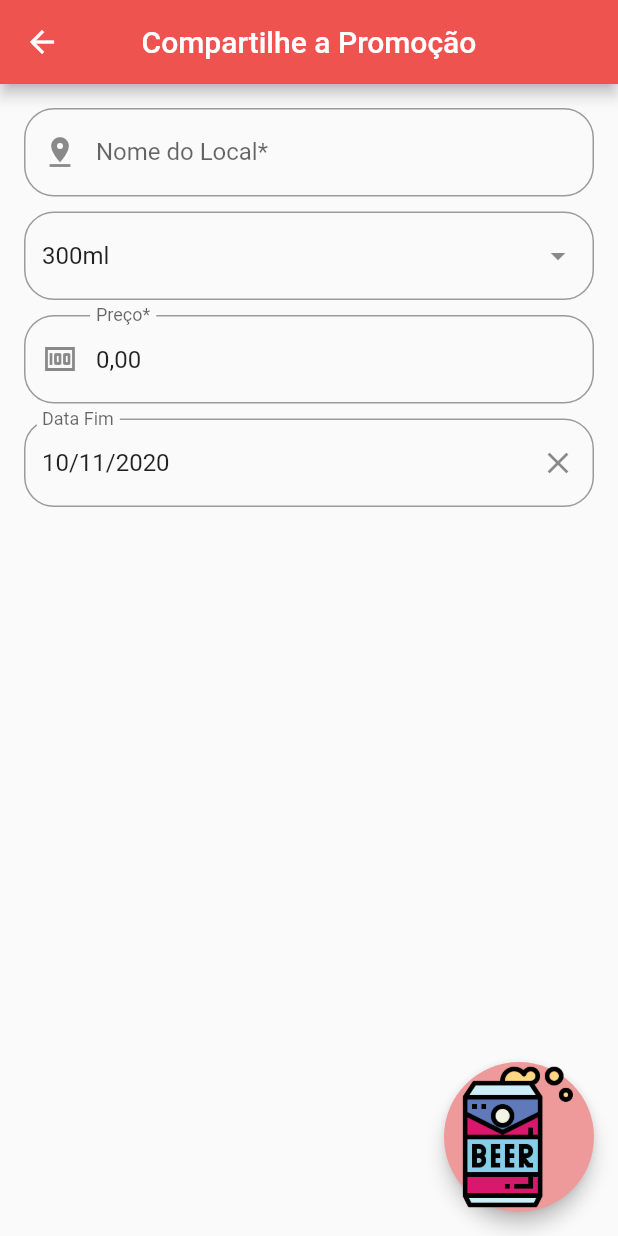
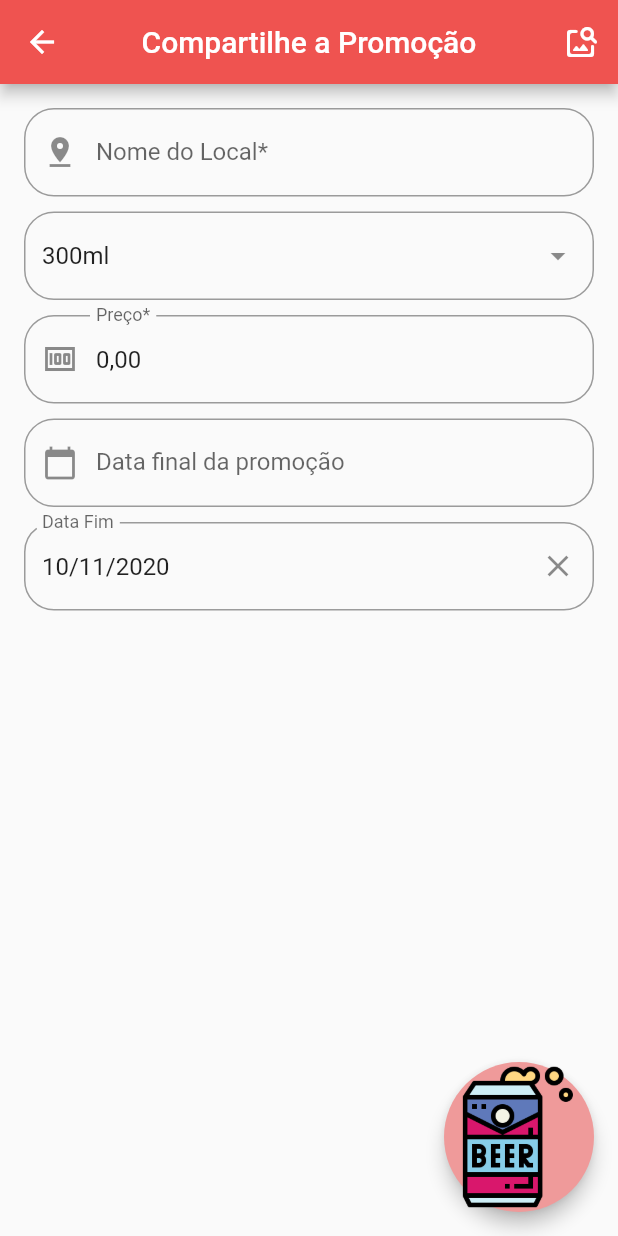
Before and after one commit to kheronn/bora_bebe, a Flutter app: the CadBera screen opened directly, on a phone screen of 412 x 824 dp. Run offline on Flutter 3.47's test engine with Material 2 defaults, Android fonts, the light colour scheme and no system bars; drawn by our look-alikes of datetime_picker_formfield, dropdown_search; our stand-ins replace cloud_firestore, dio, firebase_auth, firebase_core, flutter_masked_text, get and 3 more; accounts and stored records are empty.

Commit message:
Add other showpicker

```diff
--- a/lib/app/shared/cad_bera.dart
+++ b/lib/app/shared/cad_bera.dart
@@ -19,6 +19,12 @@ class CadBera extends StatelessWidget {
           title: Text("Compartilhe a Promoção"),
           centerTitle: true,
           backgroundColor: Colors.red[400],
+          actions: [
+            IconButton(
+              icon: Icon(Icons.image_search_rounded),
+              onPressed: () {},
+            )
+          ],
         ),
         floatingActionButton: _buildFloatingActionButton(),
         body: SafeArea(
@@ -69,6 +75,24 @@ class CadBera extends StatelessWidget {
                     labelText: 'Preço*',
                   ),
                 ),
+                SizedBox(height: 10),
+                Row(children: <Widget>[
+                  new Expanded(
+                      child: new TextFormField(
+                    onTap: () {
+                      _chooseDate();
+                    },
+                    decoration: new InputDecoration(
+                      border: OutlineInputBorder(
+                        borderRadius: BorderRadius.circular(20),
+                      ),
+                      prefixIcon: const Icon(Icons.calendar_today),
+                      hintText: '',
+                      labelText: 'Data final da promoção',
+                    ),
+                    keyboardType: TextInputType.datetime,
+                  )),
+                ]),
                 SizedBox(height: 10),
                 DateTimeField(
                     format: _dateFormat,
@@ -125,4 +149,16 @@ class CadBera extends StatelessWidget {
       ),
     );
   }
+
+  Future _chooseDate() async {
+    var now = new DateTime.now();
+
+    var result = await showDatePicker(
+        initialDate: now,
+        firstDate: now,
+        lastDate: new DateTime(2100),
+        context: Get.context);
+
+    if (result == null) return;
+  }
 }
```
